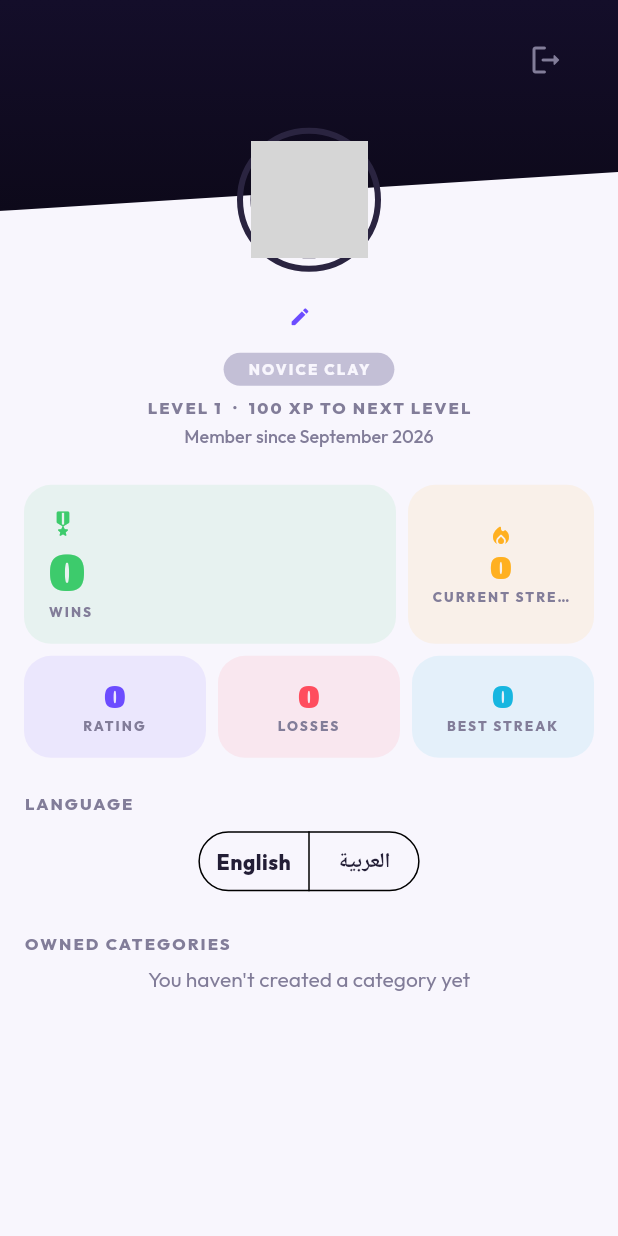
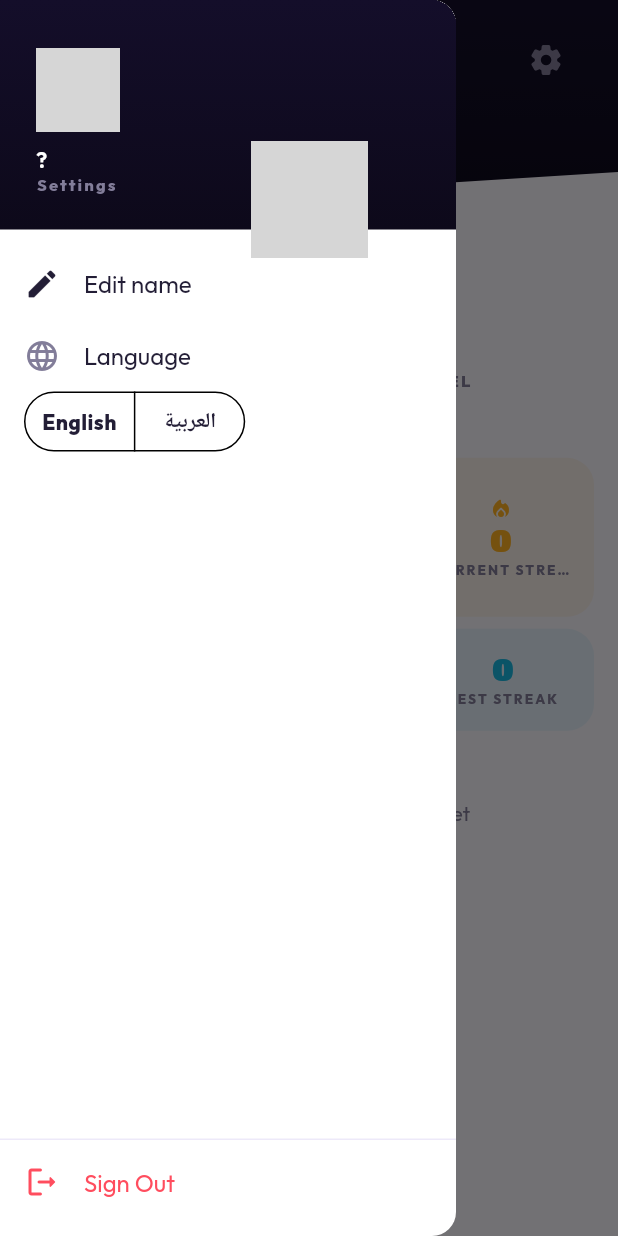
Before and after one commit to RonySaadeh/Tahadi-al-amaliqa, a Flutter app: the ProfileScreen screen opened directly, with the side drawer open (before the commit the screen has no drawer), on a phone screen of 412 x 824 dp. Run offline on Flutter 3.47's test engine with Material 3 defaults, Android fonts, the phone set to English and light mode, and no system bars; our stand-ins replace cloud_firestore, cloud_functions, confetti, connectivity_plus, equatable, firebase_auth and 7 more; accounts and stored records are empty; generated files the repository leaves out were written again; network calls fail; grey boxes are pictures that could not be loaded.

Commit message:
Make English the app's default language, add a Profile settings drawer
- English is now the real default everywhere a locale gets decided:
  UserModel.locale (new-account default + missing-field fallback),
  DuelModel/QuestionModel's language fallback, l10n.yaml's
  template-arb-file (now app_en.arb) and preferred-supported-locales
  order, and the Cloud Function fallbacks in createDuel.ts and
  duelChallenges.ts that pick a duel's question language from a
  player's stored locale. main.dart already defaulted signed-out
  sessions to English; the gap was that every new account was actually
  being created with locale: 'ar', which this closes.
- Also fixed a related latent bug found along the way:
  addHomeTurfQuestion (Cloud Function) hardcoded language: "ar" for
  every hand-written home-turf question regardless of who wrote it —
  now reads the author's own stored locale, same as createDuel.ts
  already does for duel language.
- Did NOT touch functions/src/seed/categoryTaxonomy.ts's language: "ar"
  tags — those are real content-language labels for inherently
  Arabic-culture categories (Fairuz, Umm Kulthum, Arabic Cuisine,
  etc.), not a locale default.
- New ProfileSettingsDrawer: a standard slide-out drawer reachable from
  a settings icon on the Profile tab (replacing the old inline
  sign-out icon), holding Edit Name, Language, and Sign Out — moved
  out of the profile page's scrolling body so that page reads as this
  player's stats/rank/categories rather than a settings list. No new
  settings invented; only what already existed got relocated.

Verified functions/ changes with `tsc` and `eslint` (clean). No
Flutter/Dart toolchain in this environment, so the Dart/drawer changes
were reviewed by hand, not run.

Co-Authored-By: Claude Sonnet 5 <noreply@anthropic.com>
Claude-Session: https://claude.ai/code/session_01KVuZ5vGDi7gdiYpazC7Vn2

```diff
--- a/l10n.yaml
+++ b/l10n.yaml
@@ -1,6 +1,6 @@
 arb-dir: lib/l10n
-template-arb-file: app_ar.arb
+template-arb-file: app_en.arb
 output-localization-file: app_localizations.dart
 output-class: AppLocalizations
 output-dir: lib/l10n
-preferred-supported-locales: ["ar", "en"]
+preferred-supported-locales: ["en", "ar"]
--- a/lib/data/models/duel_model.dart
+++ b/lib/data/models/duel_model.dart
@@ -20,7 +20,7 @@ class DuelModel extends Equatable {
     this.player2DisplayName = '',
     required this.categoryId,
     required this.categoryName,
-    this.language = 'ar',
+    this.language = 'en',
     this.isHomeTurfDuel = false,
     this.homeTurfOwnerId,
     required this.status,
@@ -95,7 +95,7 @@ class DuelModel extends Equatable {
       player2DisplayName: data['player2DisplayName'] as String? ?? '',
       categoryId: data['categoryId'] as String? ?? '',
       categoryName: data['categoryName'] as String? ?? '',
-      language: data['language'] as String? ?? 'ar',
+      language: data['language'] as String? ?? 'en',
       isHomeTurfDuel: data['isHomeTurfDuel'] as bool? ?? false,
       homeTurfOwnerId: data['homeTurfOwnerId'] as String?,
       status: DuelStatus.fromString(data['status'] as String? ?? 'pending'),
--- a/lib/data/models/question_model.dart
+++ b/lib/data/models/question_model.dart
@@ -47,7 +47,7 @@ class QuestionModel extends Equatable {
       correctAnswerIndex: (data['correctAnswerIndex'] as num?)?.toInt() ?? 0,
       difficulty: QuestionDifficulty.fromString(data['difficulty'] as String? ?? 'medium'),
       source: QuestionSource.fromString(data['source'] as String? ?? 'api'),
-      language: data['language'] as String? ?? 'ar',
+      language: data['language'] as String? ?? 'en',
       createdAt: (data['createdAt'] as Timestamp?)?.toDate() ?? DateTime.now(),
     );
   }
--- a/lib/data/models/user_model.dart
+++ b/lib/data/models/user_model.dart
@@ -23,7 +23,7 @@ class UserModel extends Equatable {
     this.bestStreak = 0,
     this.ownedCategoryIds = const [],
     required this.createdAt,
-    this.locale = 'ar',
+    this.locale = 'en',
     this.categoryWins = const {},
   });
 
@@ -65,7 +65,7 @@ class UserModel extends Equatable {
       bestStreak: (data['bestStreak'] as num?)?.toInt() ?? 0,
       ownedCategoryIds: List<String>.from(data['ownedCategoryIds'] as List? ?? const []),
       createdAt: (data['createdAt'] as Timestamp?)?.toDate() ?? DateTime.now(),
-      locale: data['locale'] as String? ?? 'ar',
+      locale: data['locale'] as String? ?? 'en',
       categoryWins: _parseCategoryWins(data['categoryStats']),
     );
   }
--- a/lib/features/profile/screens/profile_screen.dart
+++ b/lib/features/profile/screens/profile_screen.dart
@@ -17,6 +17,7 @@ import '../../auth/auth_controller.dart';
 import '../../home/home_controller.dart';
 import '../../home_turf/home_turf_controller.dart';
 import '../profile_controller.dart';
+import '../widgets/profile_settings_drawer.dart';
 import '../widgets/stat_tile.dart';
 
 /// The player's own page. Header is an arena field with the avatar
@@ -73,18 +74,27 @@ class ProfileScreen extends ConsumerWidget {
     final categoriesAsync = ref.watch(myCategoriesProvider);
     final locale = Localizations.localeOf(context).languageCode;
 
-    return Scaffold(
-      body: userAsync.when(
-        loading: () => const SkeletonList(),
-        error: (_, _) => Center(child: Text(l10n.commonError)),
+    return userAsync.when(
+      loading: () => const Scaffold(body: SkeletonList()),
+      error: (_, _) => Scaffold(body: Center(child: Text(l10n.commonError))),
       data: (user) {
-          if (user == null) return const SizedBox.shrink();
+        if (user == null) return const Scaffold(body: SizedBox.shrink());
 
         final level = LevelCalculator.calculate(wins: user.wins, losses: user.losses);
         final tier = RankTier.forElo(user.elo);
         final xpRemaining = level.xpSpanForLevel - level.xpIntoLevel;
 
-          return ListView(
+        return Scaffold(
+          drawer: ProfileSettingsDrawer(
+            displayName: user.displayName,
+            photoUrl: user.photoUrl,
+            tier: tier,
+            locale: user.locale,
+            onEditName: () => _showEditNameDialog(context, ref, user.displayName),
+            onLocaleChanged: (value) => ref.read(profileControllerProvider.notifier).updateLocale(value),
+            onSignOut: () => ref.read(authControllerProvider.notifier).signOut(),
+          ),
+          body: ListView(
             padding: EdgeInsets.zero,
             children: [
               Stack(
@@ -102,10 +112,12 @@ class ProfileScreen extends ConsumerWidget {
                     ),
                     child: Align(
                       alignment: AlignmentDirectional.centerEnd,
-                      child: IconButton(
-                        onPressed: () => ref.read(authControllerProvider.notifier).signOut(),
-                        icon: const Icon(Icons.logout_rounded, color: AppColors.onArenaMuted),
-                        tooltip: l10n.authSignOut,
+                      child: Builder(
+                        builder: (context) => IconButton(
+                          onPressed: () => Scaffold.of(context).openDrawer(),
+                          icon: const Icon(Icons.settings_rounded, color: AppColors.onArenaMuted),
+                          tooltip: l10n.commonSettings,
+                        ),
                       ),
                     ),
                   ),
@@ -124,13 +136,7 @@ class ProfileScreen extends ConsumerWidget {
               // Reclaims the space the avatar is hanging into.
               const SizedBox(height: _avatarSize * 0.42 + AppSpacing.sm),
 
-              Center(
-                child: TextButton.icon(
-                  onPressed: () => _showEditNameDialog(context, ref, user.displayName),
-                  icon: const Icon(Icons.edit_rounded, size: 15),
-                  label: Text(user.displayName, style: theme.textTheme.displaySmall),
-                ),
-              ),
+              Center(child: Text(user.displayName, style: theme.textTheme.displaySmall)),
               Center(child: RankBadge(tier: tier)),
               const SizedBox(height: AppSpacing.sm),
               Center(
@@ -151,28 +157,6 @@ class ProfileScreen extends ConsumerWidget {
               Padding(
                 padding: const EdgeInsets.symmetric(horizontal: AppSpacing.md),
                 child: ResponsiveCenter(child: _StatsGrid(user: user, locale: locale, l10n: l10n)),
-              ),
-
-              const SizedBox(height: AppSpacing.lg),
-              _Section(title: l10n.profileLanguage),
-              Padding(
-                padding: const EdgeInsets.symmetric(horizontal: AppSpacing.md),
-                child: ResponsiveCenter(
-                  child: SegmentedButton<String>(
-                    segments: [
-                      ButtonSegment(value: 'en', label: Text(l10n.profileLanguageEnglish)),
-                      ButtonSegment(value: 'ar', label: Text(l10n.profileLanguageArabic)),
-                    ],
-                    selected: {user.locale},
-                    showSelectedIcon: false,
-                    onSelectionChanged: (selection) {
-                      final selected = selection.first;
-                      if (selected != user.locale) {
-                        ref.read(profileControllerProvider.notifier).updateLocale(selected);
-                      }
-                    },
-                  ),
-                ),
               ),
 
               const SizedBox(height: AppSpacing.lg),
@@ -213,9 +197,9 @@ class ProfileScreen extends ConsumerWidget {
                 ),
               ),
             ],
+          ),
         );
       },
-      ),
     );
   }
 }
--- /dev/null
+++ b/lib/features/profile/widgets/profile_settings_drawer.dart
@@ -0,0 +1,143 @@
+import 'package:flutter/material.dart';
+
+import '../../../core/theme/app_colors.dart';
+import '../../../core/theme/app_spacing.dart';
+import '../../../core/utils/rank_tier.dart';
+import '../../../l10n/app_localizations.dart';
+
+/// The Profile tab's settings surface — a standard slide-out drawer instead
+/// of more controls crowded onto the profile page itself, so that page stays
+/// about *this player* (stats, rank, owned categories) while account-level
+/// actions (name, language, sign out) live in one consistent, familiar place.
+/// Purely presentational: every action is a callback into whatever already
+/// owns that state on `ProfileScreen`.
+class ProfileSettingsDrawer extends StatelessWidget {
+  const ProfileSettingsDrawer({
+    super.key,
+    required this.displayName,
+    required this.photoUrl,
+    required this.tier,
+    required this.locale,
+    required this.onEditName,
+    required this.onLocaleChanged,
+    required this.onSignOut,
+  });
+
+  final String displayName;
+  final String? photoUrl;
+  final RankTier tier;
+  final String locale;
+  final VoidCallback onEditName;
+  final ValueChanged<String> onLocaleChanged;
+  final VoidCallback onSignOut;
+
+  @override
+  Widget build(BuildContext context) {
+    final l10n = AppLocalizations.of(context)!;
+    final theme = Theme.of(context);
+    final name = displayName.trim();
+
+    return Drawer(
+      backgroundColor: AppColors.surface,
+      child: SafeArea(
+        child: Column(
+          children: [
+            Container(
+              width: double.infinity,
+              padding: const EdgeInsets.fromLTRB(
+                AppSpacing.lg,
+                AppSpacing.xl,
+                AppSpacing.lg,
+                AppSpacing.lg,
+              ),
+              decoration: const BoxDecoration(gradient: AppColors.arenaGradient),
+              child: Column(
+                crossAxisAlignment: CrossAxisAlignment.start,
+                children: [
+                  Container(
+                    width: 56,
+                    height: 56,
+                    alignment: Alignment.center,
+                    decoration: BoxDecoration(
+                      shape: BoxShape.circle,
+                      color: tier.color.withValues(alpha: 0.18),
+                      border: Border.all(color: tier.color, width: 2),
+                      image: photoUrl != null
+                          ? DecorationImage(image: NetworkImage(photoUrl!), fit: BoxFit.cover)
+                          : null,
+                    ),
+                    child: photoUrl != null
+                        ? null
+                        : Text(
+                            name.isEmpty ? '?' : name.characters.first.toUpperCase(),
+                            style: theme.textTheme.titleLarge?.copyWith(color: tier.color),
+                          ),
+                  ),
+                  const SizedBox(height: AppSpacing.sm),
+                  Text(
+                    name.isEmpty ? '?' : name,
+                    maxLines: 1,
+                    overflow: TextOverflow.ellipsis,
+                    style: theme.textTheme.titleMedium?.copyWith(color: Colors.white),
+                  ),
+                  Text(
+                    l10n.commonSettings,
+                    style: theme.textTheme.labelSmall?.copyWith(color: AppColors.onArenaMuted),
+                  ),
+                ],
+              ),
+            ),
+            const SizedBox(height: AppSpacing.sm),
+            ListTile(
+              leading: const Icon(Icons.edit_rounded),
+              title: Text(l10n.profileEditName),
+              onTap: () {
+                Scaffold.of(context).closeDrawer();
+                onEditName();
+              },
+            ),
+            Padding(
+              padding: const EdgeInsets.symmetric(horizontal: AppSpacing.md, vertical: AppSpacing.sm),
+              child: Column(
+                crossAxisAlignment: CrossAxisAlignment.start,
+                children: [
+                  Row(
+                    children: [
+                      const Icon(Icons.language_rounded, color: AppColors.textSecondary),
+                      const SizedBox(width: AppSpacing.md),
+                      Text(l10n.profileLanguage, style: theme.textTheme.bodyLarge),
+                    ],
+                  ),
+                  const SizedBox(height: AppSpacing.sm),
+                  SegmentedButton<String>(
+                    segments: [
+                      ButtonSegment(value: 'en', label: Text(l10n.profileLanguageEnglish)),
+                      ButtonSegment(value: 'ar', label: Text(l10n.profileLanguageArabic)),
+                    ],
+                    selected: {locale},
+                    showSelectedIcon: false,
+                    onSelectionChanged: (selection) {
+                      final selected = selection.first;
+                      if (selected != locale) onLocaleChanged(selected);
+                    },
+                  ),
+                ],
+              ),
+            ),
+            const Spacer(),
+            const Divider(height: 1),
+            ListTile(
+              leading: const Icon(Icons.logout_rounded, color: AppColors.error),
+              title: Text(l10n.authSignOut, style: const TextStyle(color: AppColors.error)),
+              onTap: () {
+                Scaffold.of(context).closeDrawer();
+                onSignOut();
+              },
+            ),
+            const SizedBox(height: AppSpacing.sm),
+          ],
+        ),
+      ),
+    );
+  }
+}
--- a/lib/l10n/app_ar.arb
+++ b/lib/l10n/app_ar.arb
@@ -195,6 +195,7 @@
   "commonRetry": "إعادة المحاولة",
   "commonCancel": "إلغاء",
   "commonSave": "حفظ",
+  "commonSettings": "الإعدادات",
   "commonDelete": "حذف",
   "commonConfirm": "تأكيد",
   "commonError": "حدث خطأ ما",
--- a/lib/l10n/app_en.arb
+++ b/lib/l10n/app_en.arb
@@ -193,6 +193,7 @@
   "commonRetry": "Retry",
   "commonCancel": "Cancel",
   "commonSave": "Save",
+  "commonSettings": "Settings",
   "commonDelete": "Delete",
   "commonConfirm": "Confirm",
   "commonError": "Something went wrong",
```
Also changed, not shown: 3 other files. Lines whose indentation alone changed are shown as unchanged.
